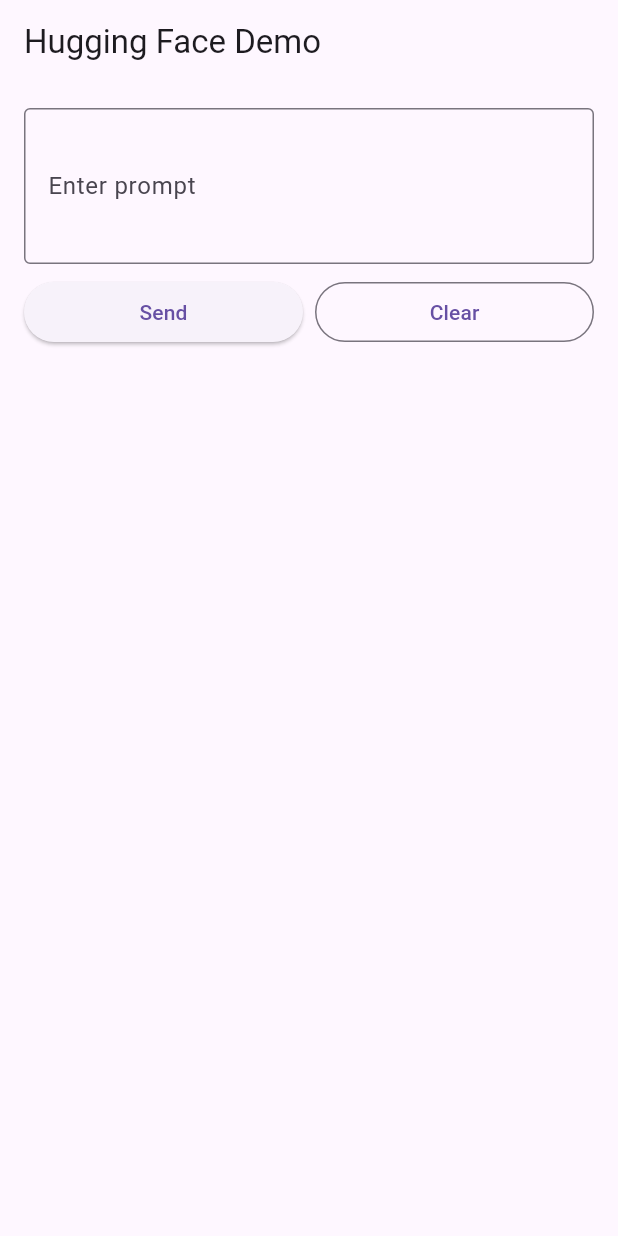
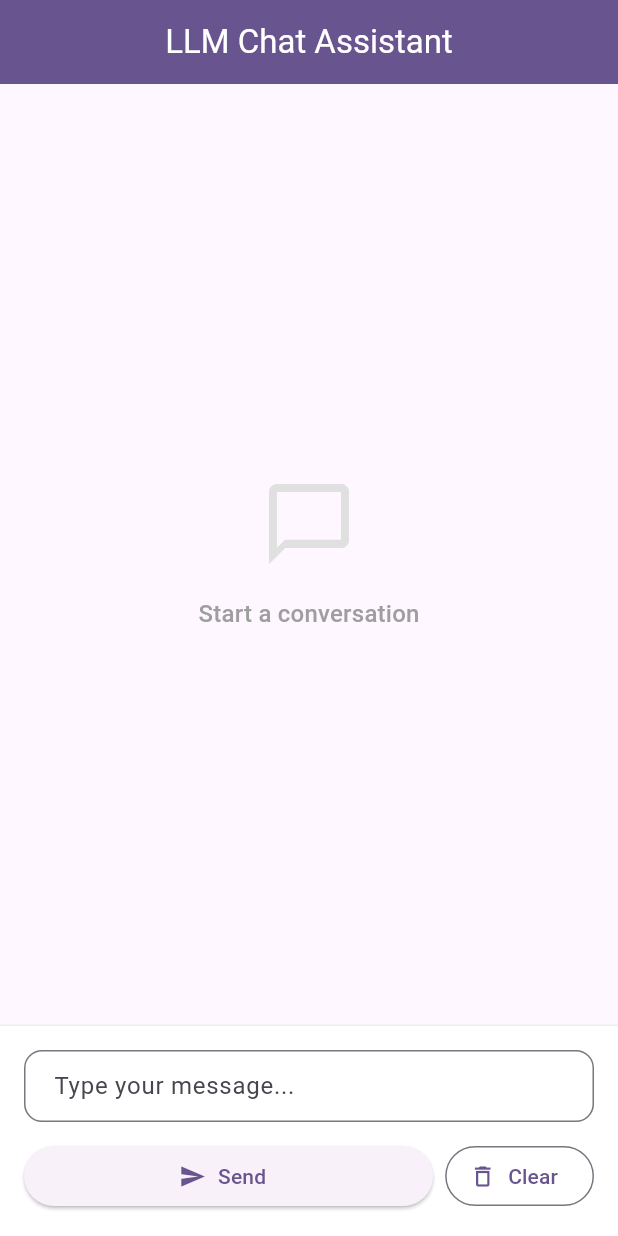
Before and after one commit to lian-rei/test-llm-repo, a Flutter app: the screen it shows after launch, on a phone screen of 412 x 824 dp. Run offline on Flutter 3.47's test engine with Material 3 defaults, Android fonts, the phone set to English and light mode, and no system bars; our stand-ins replace firebase_core, flutter_dotenv; accounts and stored records are empty.

Commit message:
Redesign UI with modern chat interface and improved UX

```diff
--- a/lib/huggingface_service.dart
+++ b/lib/huggingface_service.dart
@@ -1,41 +1,29 @@
 import 'dart:convert';
 
 import 'package:http/http.dart' as http;
-import 'package:flutter_dotenv/flutter_dotenv.dart';
 
 class HuggingFaceService {
-  // read the token from the .env file
-  //final String apiKey = dotenv.env['HUGGING_FACE_TOKEN'] ?? '';
-  final String apiKey = "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";
   // the model we want to query
   final String modelId = 'falan42/llama_lora_8b_medical_HealthcareMagictr2_gguf';
 
   Future<String> queryModel(String prompt) async {
-    final url = Uri.parse('https://api-inference.huggingface.co/models/$modelId');
+    final url = Uri.parse('https://us-central1-llm-test-53375.cloudfunctions.net/queryHuggingFace');
 
     final response = await http.post(
       url,
       headers: {
-        'Authorization': 'Bearer $apiKey',
         'Content-Type': 'application/json',
       },
       body: jsonEncode({
-        'inputs': prompt,
-        'parameters': {'max_new_tokens': 100},
+        'prompt': prompt,
       }),
     );
 
     if (response.statusCode == 200) {
       final dynamic decoded = jsonDecode(response.body);
-      if (decoded is List && decoded.isNotEmpty) {
-        return decoded[0]['generated_text'] ?? '';
-      } else if (decoded is Map && decoded.containsKey('error')) {
-        throw Exception('Model error: ${decoded['error']}');
-      } else {
-        return '';
-      }
+      return decoded['generated_text'] ?? '';
     } else {
-      throw Exception('Failed to reach Hugging Face: \n'
+      throw Exception('Failed to reach Cloud Function: \n'
           'status=${response.statusCode} body=${response.body}');
     }
   }
--- a/lib/main.dart
+++ b/lib/main.dart
@@ -16,8 +16,15 @@
 
   @override
   Widget build(BuildContext context) {
-    return const MaterialApp(
-      home: ChatPage(),
+    return MaterialApp(
+      theme: ThemeData(
+        useMaterial3: true,
+        colorScheme: ColorScheme.fromSeed(
+          seedColor: Colors.deepPurple,
+          brightness: Brightness.light,
+        ),
+      ),
+      home: const ChatPage(),
     );
   }
 }
@@ -32,31 +39,32 @@
 class _ChatPageState extends State<ChatPage> {
   final HuggingFaceService _service = HuggingFaceService();
   final TextEditingController _controller = TextEditingController();
-  String _response = '';
+  final List<ChatMessage> _messages = [];
   bool _isLoading = false;
-  String _thinking = '';
 
   Future<void> _sendPrompt() async {
     final prompt = _controller.text.trim();
     if (prompt.isEmpty) return;
+
     setState(() {
+      _messages.add(ChatMessage(text: prompt, isUser: true));
       _isLoading = true;
-      _response = '';
-      _thinking = 'AI is thinking...';
     });
+
+    _controller.clear();
+
     try {
       final result = await _service.queryModel(prompt);
       setState(() {
-        _response = result;
+        _messages.add(ChatMessage(text: result, isUser: false));
       });
     } catch (e) {
       setState(() {
-        _response = 'Error: $e';
+        _messages.add(ChatMessage(text: 'Error: $e', isUser: false, isError: true));
       });
     } finally {
       setState(() {
         _isLoading = false;
-        _thinking = '';
       });
     }
   }
@@ -64,65 +72,196 @@
   @override
   Widget build(BuildContext context) {
     return Scaffold(
-      appBar: AppBar(title: const Text('Hugging Face Demo')),
-      body: Padding(
-        padding: const EdgeInsets.all(16.0),
-        child: Column(
-          crossAxisAlignment: CrossAxisAlignment.stretch,
-          children: [
-            TextField(
-              controller: _controller,
-              maxLines: 3,
-              decoration: const InputDecoration(
-                labelText: 'Enter prompt',
-                border: OutlineInputBorder(),
+      appBar: AppBar(
+        elevation: 2,
+        title: const Text('LLM Chat Assistant'),
+        centerTitle: true,
+        backgroundColor: Theme.of(context).primaryColor,
+        foregroundColor: Colors.white,
+      ),
+      body: Column(
+        children: [
+          // Messages List
+          Expanded(
+            child: _messages.isEmpty
+                ? Center(
+                    child: Column(
+                      mainAxisAlignment: MainAxisAlignment.center,
+                      children: [
+                        Icon(
+                          Icons.chat_bubble_outline,
+                          size: 64,
+                          color: Colors.grey[300],
+                        ),
+                        const SizedBox(height: 16),
+                        Text(
+                          'Start a conversation',
+                          style: Theme.of(context).textTheme.titleMedium?.copyWith(
+                                color: Colors.grey[500],
+                              ),
+                        ),
+                      ],
+                    ),
+                  )
+                : ListView.builder(
+                    padding: const EdgeInsets.all(16),
+                    itemCount: _messages.length,
+                    reverse: true,
+                    itemBuilder: (context, index) {
+                      final message = _messages[_messages.length - 1 - index];
+                      return ChatBubble(message: message);
+                    },
+                  ),
+          ),
+
+          // Loading Indicator
+          if (_isLoading)
+            Padding(
+              padding: const EdgeInsets.all(16),
+              child: Center(
+                child: Column(
+                  children: [
+                    const SizedBox(
+                      height: 32,
+                      width: 32,
+                      child: CircularProgressIndicator(strokeWidth: 2),
+                    ),
+                    const SizedBox(height: 12),
+                    Text(
+                      'AI is thinking...',
+                      style: Theme.of(context).textTheme.bodySmall?.copyWith(
+                            color: Colors.grey[600],
+                          ),
+                    ),
+                  ],
+                ),
               ),
             ),
-            const SizedBox(height: 8),
-            Row(
+
+          // Input Area
+          Container(
+            decoration: BoxDecoration(
+              color: Colors.white,
+              border: Border(top: BorderSide(color: Colors.grey[200]!)),
+            ),
+            padding: const EdgeInsets.all(16),
+            child: Column(
               children: [
-                Expanded(
-                  child: ElevatedButton(
-                    onPressed: _isLoading ? null : _sendPrompt,
-                    child: _isLoading
-                        ? const SizedBox(
-                            height: 16,
-                            width: 16,
-                            child: CircularProgressIndicator(strokeWidth: 2),
+                TextField(
+                  controller: _controller,
+                  maxLines: null,
+                  minLines: 1,
+                  textInputAction: TextInputAction.newline,
+                  enabled: !_isLoading,
+                  decoration: InputDecoration(
+                    hintText: 'Type your message...',
+                    border: OutlineInputBorder(
+                      borderRadius: BorderRadius.circular(12),
+                      borderSide: BorderSide(color: Colors.grey[300]!),
+                    ),
+                    contentPadding: const EdgeInsets.symmetric(
+                      horizontal: 16,
+                      vertical: 12,
+                    ),
+                    suffixIcon: _controller.text.isNotEmpty && !_isLoading
+                        ? IconButton(
+                            icon: const Icon(Icons.send),
+                            onPressed: _sendPrompt,
+                            color: Theme.of(context).primaryColor,
                           )
-                        : const Text('Send'),
+                        : null,
                   ),
+                  onChanged: (value) {
+                    setState(() {});
+                  },
                 ),
-                const SizedBox(width: 8),
-                Expanded(
-                  child: OutlinedButton(
-                    onPressed: _isLoading
-                        ? null
-                        : () {
-                            setState(() {
-                              _controller.clear();
-                              _response = '';
-                              _thinking = '';
-                            });
-                          },
-                    child: const Text('Clear'),
-                  ),
+                const SizedBox(height: 12),
+                Row(
+                  children: [
+                    Expanded(
+                      child: ElevatedButton.icon(
+                        onPressed: _isLoading ? null : _sendPrompt,
+                        icon: const Icon(Icons.send),
+                        label: const Text('Send'),
+                      ),
+                    ),
+                    const SizedBox(width: 8),
+                    OutlinedButton.icon(
+                      onPressed: _isLoading
+                          ? null
+                          : () {
+                              setState(() {
+                                _messages.clear();
+                                _controller.clear();
+                              });
+                            },
+                      icon: const Icon(Icons.delete_outline),
+                      label: const Text('Clear'),
+                    ),
+                  ],
                 ),
               ],
             ),
-            const SizedBox(height: 16),
-            // thinking and response spaces
-            Text(
-              _thinking,
-              style: const TextStyle(fontStyle: FontStyle.italic),
+          ),
+        ],
+      ),
+    );
+  }
+
+  @override
+  void dispose() {
+    _controller.dispose();
+    super.dispose();
+  }
+}
+
+class ChatMessage {
+  final String text;
+  final bool isUser;
+  final bool isError;
+
+  ChatMessage({
+    required this.text,
+    required this.isUser,
+    this.isError = false,
+  });
+}
+
+class ChatBubble extends StatelessWidget {
+  final ChatMessage message;
+
+  const ChatBubble({required this.message, super.key});
+
+  @override
+  Widget build(BuildContext context) {
+    return Padding(
+      padding: const EdgeInsets.symmetric(vertical: 8),
+      child: Align(
+        alignment: message.isUser ? Alignment.centerRight : Alignment.centerLeft,
+        child: Container(
+          constraints: BoxConstraints(
+            maxWidth: MediaQuery.of(context).size.width * 0.75,
+          ),
+          decoration: BoxDecoration(
+            color: message.isUser
+                ? Theme.of(context).primaryColor
+                : message.isError
+                    ? Colors.red[100]
+                    : Colors.grey[200],
+            borderRadius: BorderRadius.circular(12),
+          ),
+          padding: const EdgeInsets.symmetric(horizontal: 16, vertical: 12),
+          child: Text(
+            message.text,
+            style: TextStyle(
+              color: message.isUser
+                  ? Colors.white
+                  : message.isError
+                      ? Colors.red[900]
+                      : Colors.black87,
+              fontSize: 15,
             ),
-            const SizedBox(height: 8),
-            Expanded(
-              child: SingleChildScrollView(
-                child: Text(_response),
-              ),
-            ),
-          ],
+          ),
         ),
       ),
     );
```
